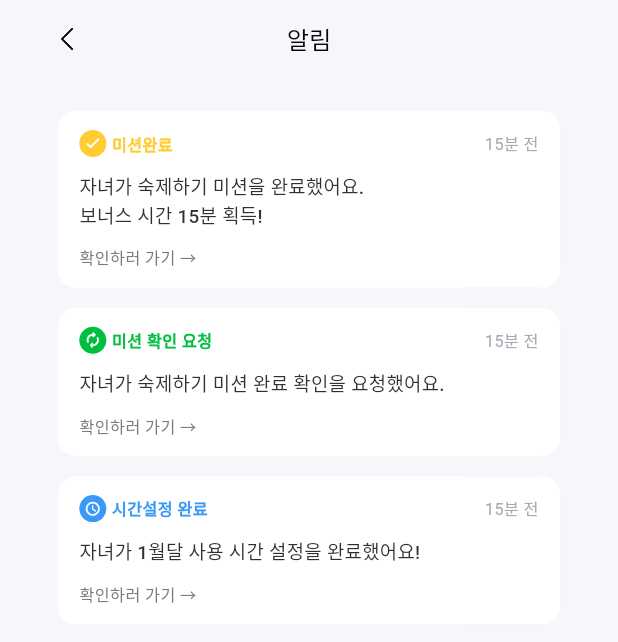
After one commit to yeongJD/Quad-S-Team12-App-Parent, a Flutter app: the NotificationsPage screen opened by its route, on a phone screen of 412 x 824 dp. The commit adds this screen. Shown: the top 642 px of the screen. Run offline on Flutter 3.47's test engine with Material 3 defaults, Android fonts, the phone set to English and light mode, and no system bars; our stand-ins replace flutter_svg, go_router, google_fonts; Roboto replaces fonts that are missing (Pretendard).

Commit message:
feat: 알람 기능 구현

```diff
--- a/lib/app/router/app_router.dart
+++ b/lib/app/router/app_router.dart
@@ -6,6 +6,7 @@ import '../../features/login/presentation/pages/login_page.dart';
 import '../../features/my_page/presentation/pages/delete_account_complete_page.dart';
 import '../../features/my_page/presentation/pages/my_page.dart';
 import '../../features/my_page/presentation/pages/password_change_page.dart';
+import '../../features/notifications/presentation/pages/notifications_page.dart';
 import '../../features/parent_home/presentation/pages/parent_home_page.dart';
 import '../../features/signup/presentation/pages/signup_page.dart';
 
@@ -31,7 +32,7 @@ final GoRouter appRouter = GoRouter(
     ),
     GoRoute(
       path: '/notifications',
-      builder: (context, state) => const PlaceholderPage(title: '알림창'),
+      builder: (context, state) => const NotificationsPage(),
     ),
     GoRoute(
       path: '/child/add',
--- /dev/null
+++ b/lib/features/notifications/presentation/models/notification_item.dart
@@ -0,0 +1,23 @@
+enum NotificationType {
+  missionCompleted,
+  missionConfirmationRequested,
+  timeConfigured,
+}
+
+class NotificationItem {
+  const NotificationItem({
+    required this.id,
+    required this.type,
+    required this.title,
+    required this.message,
+    required this.timeAgo,
+    this.actionLabel = '확인하러 가기',
+  });
+
+  final String id;
+  final NotificationType type;
+  final String title;
+  final String message;
+  final String timeAgo;
+  final String actionLabel;
+}
--- /dev/null
+++ b/lib/features/notifications/presentation/pages/notifications_page.dart
@@ -0,0 +1,335 @@
+import 'package:flutter/material.dart';
+import 'package:flutter_svg/flutter_svg.dart';
+import 'package:go_router/go_router.dart';
+
+import '../../../../core/theme/app_colors.dart';
+import '../../../../core/theme/app_typography.dart';
+import '../models/notification_item.dart';
+import '../widgets/notification_card.dart';
+
+class NotificationsPage extends StatefulWidget {
+  const NotificationsPage({super.key});
+
+  @override
+  State<NotificationsPage> createState() => _NotificationsPageState();
+}
+
+class _NotificationsPageState extends State<NotificationsPage> {
+  late final List<NotificationItem> _notifications = <NotificationItem>[
+    const NotificationItem(
+      id: 'mission-completed',
+      type: NotificationType.missionCompleted,
+      title: '미션완료',
+      message: '자녀가 숙제하기 미션을 완료했어요.\n보너스 시간 15분 획득!',
+      timeAgo: '15분 전',
+    ),
+    const NotificationItem(
+      id: 'mission-confirmation-requested',
+      type: NotificationType.missionConfirmationRequested,
+      title: '미션 확인 요청',
+      message: '자녀가 숙제하기 미션 완료 확인을 요청했어요.',
+      timeAgo: '15분 전',
+    ),
+    const NotificationItem(
+      id: 'time-configured',
+      type: NotificationType.timeConfigured,
+      title: '시간설정 완료',
+      message: '자녀가 1월달 사용 시간 설정을 완료했어요!',
+      timeAgo: '15분 전',
+    ),
+  ];
+
+  Future<void> _showDeleteDialog(NotificationItem item) {
+    return showGeneralDialog<void>(
+      context: context,
+      barrierDismissible: true,
+      barrierLabel: 'notification-delete-dialog',
+      barrierColor: const Color.fromRGBO(68, 68, 68, 0.6),
+      pageBuilder: (context, animation, secondaryAnimation) {
+        return Material(
+          type: MaterialType.transparency,
+          child: SafeArea(
+            child: Center(
+              child: ConstrainedBox(
+                constraints: const BoxConstraints(maxWidth: 375),
+                child: Padding(
+                  padding: const EdgeInsets.symmetric(horizontal: 21),
+                  child: _DeleteNotificationDialog(
+                    onConfirm: () {
+                      setState(() {
+                        _notifications.removeWhere(
+                          (NotificationItem candidate) =>
+                              candidate.id == item.id,
+                        );
+                      });
+                      context.pop();
+                    },
+                  ),
+                ),
+              ),
+            ),
+          ),
+        );
+      },
+      transitionDuration: const Duration(milliseconds: 160),
+      transitionBuilder: (context, animation, secondaryAnimation, child) {
+        return FadeTransition(
+          opacity: CurvedAnimation(
+            parent: animation,
+            curve: Curves.easeOutCubic,
+          ),
+          child: child,
+        );
+      },
+    );
+  }
+
+  @override
+  Widget build(BuildContext context) {
+    final bool isEmpty = _notifications.isEmpty;
+
+    return Scaffold(
+      backgroundColor: AppColors.gray100,
+      body: SafeArea(
+        child: Align(
+          alignment: Alignment.topCenter,
+          child: ConstrainedBox(
+            constraints: const BoxConstraints(maxWidth: 375),
+            child: Padding(
+              padding: const EdgeInsets.symmetric(horizontal: 20),
+              child: Column(
+                crossAxisAlignment: CrossAxisAlignment.start,
+                children: [
+                  _NotificationsTopBar(onBack: context.pop),
+                  if (isEmpty)
+                    Expanded(
+                      child: Center(
+                        child: Padding(
+                          padding: const EdgeInsets.symmetric(horizontal: 40),
+                          child: Text(
+                            '확인하지 않은 알림이 없습니다.',
+                            textAlign: TextAlign.center,
+                            style: AppTypography.headlineMedium.copyWith(
+                              fontSize: 16.183,
+                              height: 1.445,
+                              letterSpacing: -0.0032,
+                              color: AppColors.gray300,
+                              decoration: TextDecoration.none,
+                            ),
+                          ),
+                        ),
+                      ),
+                    )
+                  else
+                    Expanded(
+                      child: Padding(
+                        padding: const EdgeInsets.only(top: 22),
+                        child: ListView.separated(
+                          padding: EdgeInsets.zero,
+                          itemCount: _notifications.length,
+                          separatorBuilder: (context, index) =>
+                              const SizedBox(height: 13.486),
+                          itemBuilder: (BuildContext context, int index) {
+                            final NotificationItem item = _notifications[index];
+                            return NotificationCard(
+                              item: item,
+                              onTap: () {},
+                              onDeleteIntent: _showDeleteDialog,
+                            );
+                          },
+                        ),
+                      ),
+                    ),
+                ],
+              ),
+            ),
+          ),
+        ),
+      ),
+    );
+  }
+}
+
+class _DeleteNotificationDialog extends StatelessWidget {
+  const _DeleteNotificationDialog({required this.onConfirm});
+
+  final VoidCallback onConfirm;
+
+  @override
+  Widget build(BuildContext context) {
+    return Center(
+      child: Container(
+        width: 294.897,
+        height: 189.705,
+        decoration: BoxDecoration(
+          color: AppColors.white,
+          borderRadius: BorderRadius.circular(12),
+        ),
+        child: Padding(
+          padding: const EdgeInsets.fromLTRB(18, 33, 18, 27),
+          child: Column(
+            children: [
+              Container(
+                width: 28.77,
+                height: 28.77,
+                decoration: const BoxDecoration(
+                  color: AppColors.destructive,
+                  shape: BoxShape.circle,
+                ),
+                child: Center(
+                  child: SizedBox(
+                    width: 8,
+                    height: 16,
+                    child: Stack(
+                      alignment: Alignment.center,
+                      children: [
+                        Positioned(
+                          top: 1.5,
+                          child: Container(
+                            width: 2.4,
+                            height: 9.6,
+                            decoration: BoxDecoration(
+                              color: AppColors.white,
+                              borderRadius: BorderRadius.circular(2),
+                            ),
+                          ),
+                        ),
+                        Positioned(
+                          bottom: 0.5,
+                          child: Container(
+                            width: 2.4,
+                            height: 2.4,
+                            decoration: const BoxDecoration(
+                              color: AppColors.white,
+                              shape: BoxShape.circle,
+                            ),
+                          ),
+                        ),
+                      ],
+                    ),
+                  ),
+                ),
+              ),
+              const SizedBox(height: 16),
+              Text(
+                '알림을 삭제하시겠습니까?',
+                style: AppTypography.labelBold.copyWith(
+                  fontSize: 14.39,
+                  height: 1.5,
+                  letterSpacing: 0.082,
+                  color: AppColors.gray800,
+                  decoration: TextDecoration.none,
+                ),
+              ),
+              const Spacer(),
+              Row(
+                mainAxisAlignment: MainAxisAlignment.center,
+                children: [
+                  _DeleteDialogButton(
+                    label: '취소',
+                    filled: false,
+                    onTap: context.pop,
+                  ),
+                  const SizedBox(width: 13.486),
+                  _DeleteDialogButton(
+                    label: '확인',
+                    filled: true,
+                    onTap: onConfirm,
+                  ),
+                ],
+              ),
+            ],
+          ),
+        ),
+      ),
+    );
+  }
+}
+
+class _DeleteDialogButton extends StatelessWidget {
+  const _DeleteDialogButton({
+    required this.label,
+    required this.filled,
+    required this.onTap,
+  });
+
+  final String label;
+  final bool filled;
+  final VoidCallback onTap;
+
+  @override
+  Widget build(BuildContext context) {
+    return GestureDetector(
+      onTap: onTap,
+      behavior: HitTestBehavior.opaque,
+      child: Container(
+        width: 107.889,
+        height: 37.761,
+        alignment: Alignment.center,
+        decoration: BoxDecoration(
+          color: filled ? AppColors.primary : const Color(0xFFEBF5FE),
+          borderRadius: BorderRadius.circular(8),
+          border: filled
+              ? null
+              : Border.all(color: AppColors.primary, width: 0.899),
+        ),
+        child: Text(
+          label,
+          style: AppTypography.labelMedium.copyWith(
+            fontSize: 12.59,
+            height: 1.429,
+            letterSpacing: 0.1826,
+            color: filled ? AppColors.white : AppColors.primary,
+            decoration: TextDecoration.none,
+          ),
+        ),
+      ),
+    );
+  }
+}
+
+class _NotificationsTopBar extends StatelessWidget {
+  const _NotificationsTopBar({required this.onBack});
+
+  final VoidCallback onBack;
+
+  @override
+  Widget build(BuildContext context) {
+    return SizedBox(
+      height: 52,
+      child: Stack(
+        children: [
+          Positioned(
+            left: 0,
+            top: 14,
+            width: 24,
+            height: 24,
+            child: GestureDetector(
+              onTap: onBack,
+              behavior: HitTestBehavior.opaque,
+              child: Padding(
+                padding: const EdgeInsets.all(2),
+                child: SvgPicture.asset(
+                  'assets/icons/cmp/btn/back.svg',
+                  fit: BoxFit.contain,
+                ),
+              ),
+            ),
+          ),
+          Center(
+            child: Text(
+              '알림',
+              style: AppTypography.headlineMedium.copyWith(
+                fontSize: 16.18,
+                height: 1.445,
+                letterSpacing: -0.0032,
+                color: const Color(0xFF050505),
+                decoration: TextDecoration.none,
+              ),
+            ),
+          ),
+        ],
+      ),
+    );
+  }
+}
--- /dev/null
+++ b/lib/features/notifications/presentation/widgets/notification_card.dart
@@ -0,0 +1,274 @@
+import 'package:flutter/material.dart';
+
+import '../../../../core/theme/app_colors.dart';
+import '../../../../core/theme/app_typography.dart';
+import '../models/notification_item.dart';
+
+class NotificationCard extends StatefulWidget {
+  const NotificationCard({
+    super.key,
+    required this.item,
+    required this.onTap,
+    required this.onDeleteIntent,
+  });
+
+  final NotificationItem item;
+  final VoidCallback onTap;
+  final Future<void> Function(NotificationItem item) onDeleteIntent;
+
+  @override
+  State<NotificationCard> createState() => _NotificationCardState();
+}
+
+class _NotificationCardState extends State<NotificationCard>
+    with SingleTickerProviderStateMixin {
+  static const double _maxSlide = 57.09;
+
+  late final AnimationController _slideController = AnimationController(
+    vsync: this,
+    duration: const Duration(milliseconds: 180),
+  );
+
+  late Animation<double> _slideAnimation = AlwaysStoppedAnimation<double>(
+    _dragOffset,
+  );
+
+  double _dragOffset = 0;
+  bool _isShowingDialog = false;
+
+  @override
+  void dispose() {
+    _slideController.dispose();
+    super.dispose();
+  }
+
+  void _animateTo(double target) {
+    _slideAnimation =
+        Tween<double>(begin: _dragOffset, end: target).animate(
+          CurvedAnimation(parent: _slideController, curve: Curves.easeOutCubic),
+        )..addListener(() {
+          if (!mounted) {
+            return;
+          }
+          setState(() {
+            _dragOffset = _slideAnimation.value;
+          });
+        });
+
+    _slideController
+      ..reset()
+      ..forward();
+  }
+
+  Future<void> _handleDragEnd() async {
+    if (_dragOffset <= -_maxSlide * 0.85) {
+      _animateTo(-_maxSlide);
+      _isShowingDialog = true;
+      await widget.onDeleteIntent(widget.item);
+      if (!mounted) {
+        return;
+      }
+      _isShowingDialog = false;
+      _animateTo(0);
+      return;
+    }
+
+    _animateTo(0);
+  }
+
+  @override
+  Widget build(BuildContext context) {
+    final _NotificationStyle style = _NotificationStyle.fromType(
+      widget.item.type,
+    );
+
+    return GestureDetector(
+      onHorizontalDragUpdate: (DragUpdateDetails details) {
+        if (_isShowingDialog) {
+          return;
+        }
+        setState(() {
+          _dragOffset = (_dragOffset + details.delta.dx).clamp(-_maxSlide, 0);
+        });
+      },
+      onHorizontalDragEnd: (_) => _handleDragEnd(),
+      onHorizontalDragCancel: () => _animateTo(0),
+      child: SizedBox(
+        width: double.infinity,
+        child: Stack(
+          children: [
+            Positioned.fill(
+              child: Align(
+                alignment: Alignment.centerRight,
+                child: Container(
+                  width: _maxSlide + 22,
+                  decoration: BoxDecoration(
+                    color: const Color(0xFFFFD3D3),
+                    borderRadius: BorderRadius.circular(14.385),
+                  ),
+                  child: Align(
+                    alignment: Alignment.centerRight,
+                    child: Padding(
+                      padding: const EdgeInsets.only(right: 16.183),
+                      child: Opacity(
+                        opacity: (-_dragOffset / _maxSlide).clamp(0, 1),
+                        child: const _DeleteRevealIcon(),
+                      ),
+                    ),
+                  ),
+                ),
+              ),
+            ),
+            Transform.translate(
+              offset: Offset(_dragOffset, 0),
+              child: GestureDetector(
+                onTap: widget.onTap,
+                behavior: HitTestBehavior.opaque,
+                child: Container(
+                  width: double.infinity,
+                  decoration: BoxDecoration(
+                    color: AppColors.white,
+                    borderRadius: BorderRadius.circular(12),
+                  ),
+                  padding: const EdgeInsets.symmetric(
+                    horizontal: 14.385,
+                    vertical: 12.587,
+                  ),
+                  child: Column(
+                    crossAxisAlignment: CrossAxisAlignment.start,
+                    children: [
+                      Row(
+                        children: [
+                          _NotificationLeadingIcon(style: style),
+                          const SizedBox(width: 3.596),
+                          Text(
+                            widget.item.title,
+                            style: AppTypography.labelBold.copyWith(
+                              fontSize: 10.79,
+                              height: 1.334,
+                              letterSpacing: 0.2719,
+                              color: style.accentColor,
+                              decoration: TextDecoration.none,
+                            ),
+                          ),
+                          const Spacer(),
+                          Text(
+                            widget.item.timeAgo,
+                            style: AppTypography.captionRegular.copyWith(
+                              fontSize: 10.79,
+                              height: 1.334,
+                              letterSpacing: 0.2719,
+                              color: AppColors.gray300,
+                              decoration: TextDecoration.none,
+                            ),
+                          ),
+                        ],
+                      ),
+                      const SizedBox(height: 10.789),
+                      Text(
+                        widget.item.message,
+                        style: AppTypography.labelMedium.copyWith(
+                          fontSize: 12.59,
+                          height: 1.429,
+                          letterSpacing: 0.1826,
+                          color: AppColors.gray800,
+                          decoration: TextDecoration.none,
+                        ),
+                      ),
+                      const SizedBox(height: 10.789),
+                      Text(
+                        '${widget.item.actionLabel} →',
+                        style: AppTypography.labelMedium.copyWith(
+                          fontSize: 10.79,
+                          height: 1.334,
+                          letterSpacing: 0.2719,
+                          color: AppColors.gray500,
+                          decoration: TextDecoration.none,
+                        ),
+                      ),
+                    ],
+                  ),
+                ),
+              ),
+            ),
+          ],
+        ),
+      ),
+    );
+  }
+}
+
+class _DeleteRevealIcon extends StatelessWidget {
+  const _DeleteRevealIcon();
+
+  @override
+  Widget build(BuildContext context) {
+    return Container(
+      width: 21.578,
+      height: 21.578,
+      decoration: const BoxDecoration(
+        color: Color(0xFFFF4B4B),
+        shape: BoxShape.circle,
+      ),
+      child: const Icon(Icons.close_rounded, size: 14, color: AppColors.white),
+    );
+  }
+}
+
+class _NotificationLeadingIcon extends StatelessWidget {
+  const _NotificationLeadingIcon({required this.style});
+
+  final _NotificationStyle style;
+
+  @override
+  Widget build(BuildContext context) {
+    return Container(
+      width: 18,
+      height: 18,
+      decoration: BoxDecoration(
+        color: style.backgroundColor,
+        shape: BoxShape.circle,
+      ),
+      child: Icon(
+        style.icon,
+        size: style.icon == Icons.schedule_rounded ? 11 : 12,
+        color: AppColors.white,
+      ),
+    );
+  }
+}
+
+class _NotificationStyle {
+  const _NotificationStyle({
+    required this.accentColor,
+    required this.backgroundColor,
+    required this.icon,
+  });
+
+  final Color accentColor;
+  final Color backgroundColor;
+  final IconData icon;
+
+  factory _NotificationStyle.fromType(NotificationType type) {
+    switch (type) {
+      case NotificationType.missionCompleted:
+        return const _NotificationStyle(
+          accentColor: Color(0xFFFFCC33),
+          backgroundColor: Color(0xFFFFCC33),
+          icon: Icons.check_rounded,
+        );
+      case NotificationType.missionConfirmationRequested:
+        return const _NotificationStyle(
+          accentColor: AppColors.positive,
+          backgroundColor: AppColors.positive,
+          icon: Icons.autorenew_rounded,
+        );
+      case NotificationType.timeConfigured:
+        return const _NotificationStyle(
+          accentColor: AppColors.primary,
+          backgroundColor: AppColors.primary,
+          icon: Icons.schedule_rounded,
+        );
+    }
+  }
+}
```
